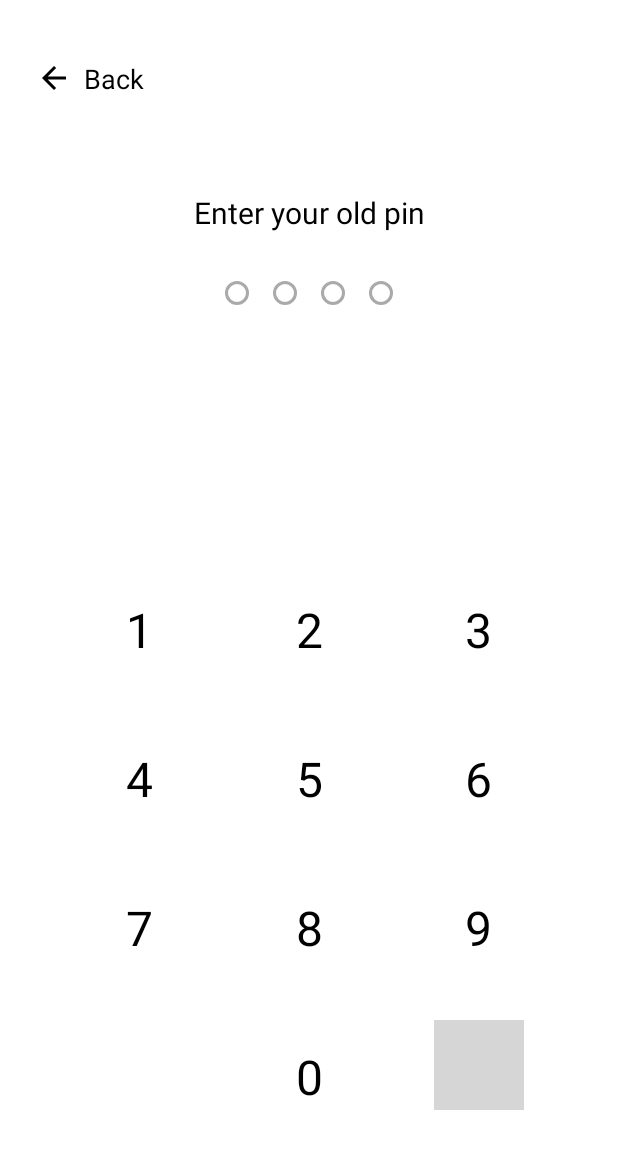
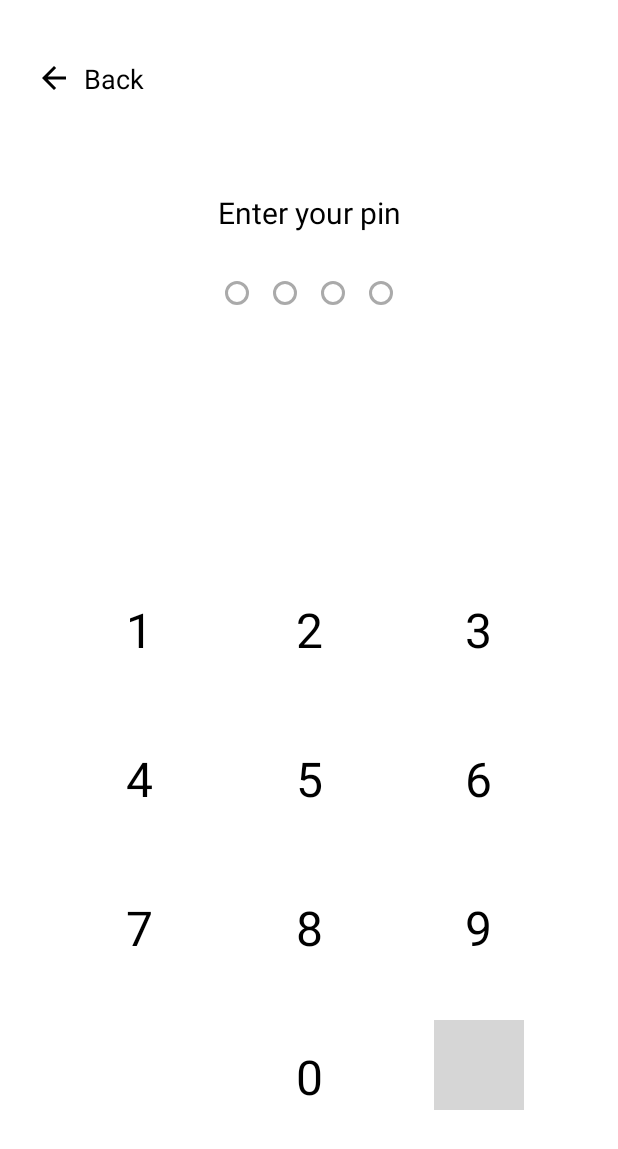
Before and after one commit to tridarma6/notes-app, an Android app: the VerifyPinActivity screen opened directly, with no data from a screen before it, on a phone screen of 412 x 824 dp. Shown: the top 1149 px of the screen. Run offline under Robolectric (Android 15) with nearby library versions, the phone set to English and light mode, and no system bars; grey boxes are pictures that could not be loaded.

Commit message:
memperbaiki string enter pin

```diff
--- a/app/src/main/res/layout/activity_verify_pin.xml
+++ b/app/src/main/res/layout/activity_verify_pin.xml
@@ -33,7 +33,7 @@
         android:id="@+id/tvEnterPin"
         android:layout_width="wrap_content"
         android:layout_height="wrap_content"
-        android:text="@string/enter_your_old_pin"
+        android:text="@string/enter_your_pin"
         android:textSize="20sp"
         android:textColor="@android:color/black"
         app:layout_constraintTop_toBottomOf="@id/backArrow"
```
